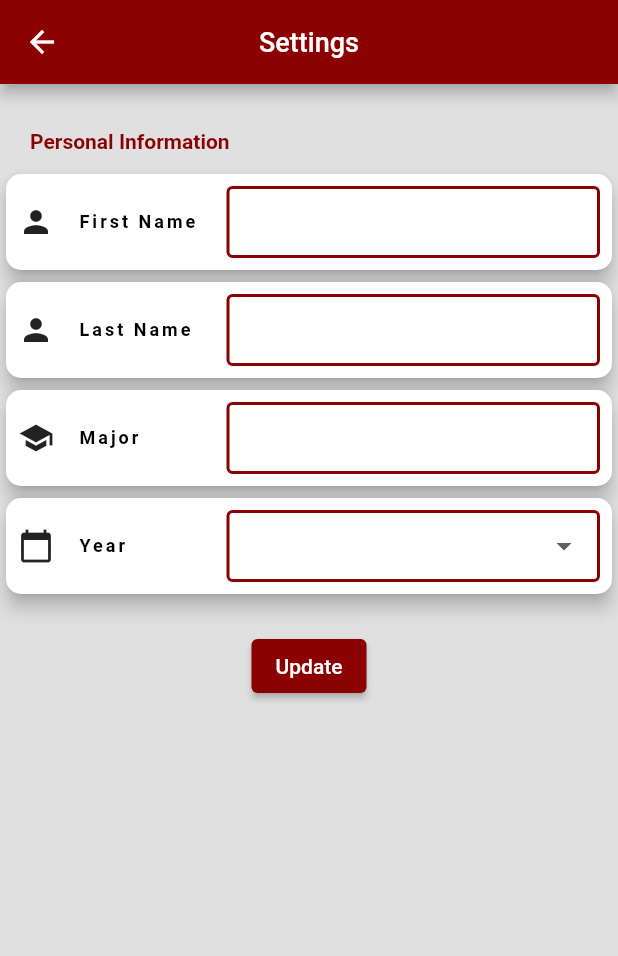
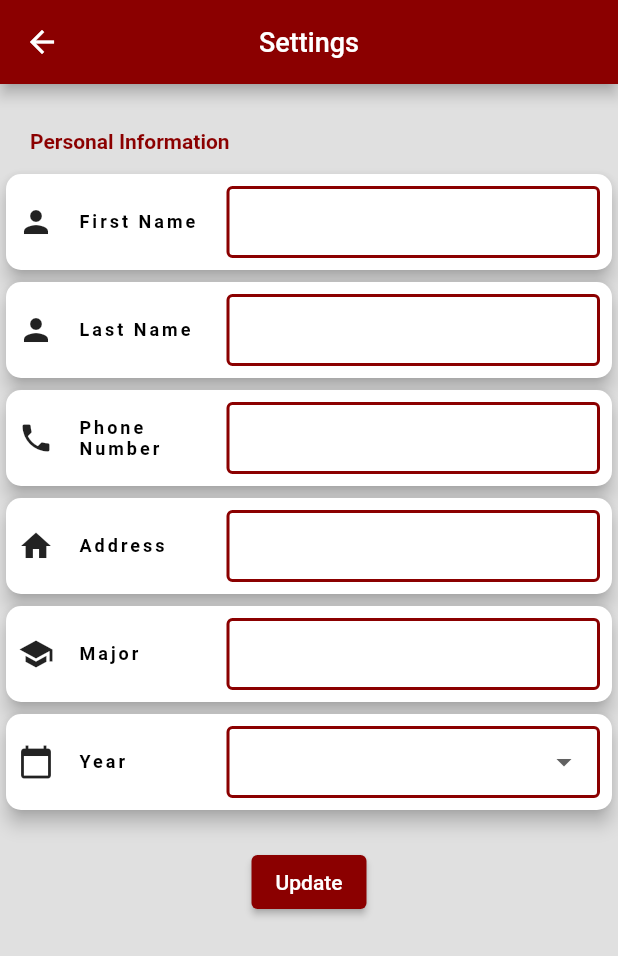
Before and after one commit to PGNTechChair/pgn_app, a Flutter app: the Settings screen opened directly, on a phone screen of 412 x 824 dp. Shown: the top 956 px of the screen. Run offline on Flutter 3.47's test engine with Material 2 defaults, Android fonts, the phone set to English and light mode, and no system bars; our stand-ins replace cloud_firestore, firebase_auth, firebase_core, flutter_spinkit, flutter_svg, google_fonts; missing offline and left inert: flutter_circular_text; accounts and stored records are empty.

Commit message:
Added fields for Address and Phone Number for users. Also gave ability to update these parameters in the settings.

```diff
--- a/lib/models/user.dart
+++ b/lib/models/user.dart
@@ -14,8 +14,10 @@ class UserData
   final String major;
   final String year;
   final String memberStatus;
+  final String phoneNumber;
+  final String address;
 
   UserData({required this.uid, required this.firstName,
-    required this.lastName, required this.major, required this.year, required this.memberStatus});
+    required this.lastName, required this.major, required this.year, required this.phoneNumber, required this.address, required this.memberStatus });
 
 }
--- a/lib/pages/settings.dart
+++ b/lib/pages/settings.dart
@@ -22,6 +22,9 @@ class _SettingsState extends State<Settings> {
   late String? _currentLastName = '';
   late String? _currentMajor = '';
   late String? _currentYear = '';
+  late String? _currentPhoneNumber = '';
+  late String? _currentAddress = '';
+  late String? _currentEmail = '';
 
   @override
   Widget build(BuildContext context) {
@@ -91,6 +94,30 @@ class _SettingsState extends State<Settings> {
                         ),
                       ),
                       CardWithLabel(
+                        label: "Phone Number",
+                        icon: Icon(Icons.phone),
+                        child: TextFormField(
+                          cursorColor: Colors.amber,
+                          initialValue: userData?.phoneNumber,
+                          decoration: textInputDecoration,
+                          validator: (val) =>
+                          val!.isEmpty ? "Please enter your last name" : null,
+                          onChanged: (val) => setState(() => _currentPhoneNumber = val),
+                        ),
+                      ),
+                      CardWithLabel(
+                        label: "Address",
+                        icon: Icon(Icons.home),
+                        child: TextFormField(
+                          cursorColor: Colors.amber,
+                          initialValue: userData?.address,
+                          decoration: textInputDecoration,
+                          validator: (val) =>
+                          val!.isEmpty ? "Please enter your last name" : null,
+                          onChanged: (val) => setState(() => _currentAddress = val),
+                        ),
+                      ),
+                      CardWithLabel(
                         label: "Major",
                         icon: Icon(Icons.school),
                         child: TextFormField(
@@ -142,6 +169,14 @@ class _SettingsState extends State<Settings> {
                             {
                               _currentLastName = null;
                             }
+                            if (_currentPhoneNumber == "")
+                            {
+                              _currentPhoneNumber = null;
+                            }
+                            if (_currentAddress == "")
+                            {
+                              _currentAddress = null;
+                            }
 
                             if(_formKey.currentState!.validate())
                             {
@@ -150,6 +185,8 @@ class _SettingsState extends State<Settings> {
                                   _currentYear ?? userData!.year,
                                   _currentFirstName ?? userData!.firstName,
                                   _currentLastName ?? userData!.lastName,
+                                  _currentPhoneNumber ?? userData!.phoneNumber,
+                                  _currentAddress ?? userData!.address,
                                   userData!.memberStatus ?? ''
                               );
                               if (mounted) Navigator.pop(context);
--- a/lib/services/auth.dart
+++ b/lib/services/auth.dart
@@ -44,8 +44,8 @@ class AuthService
 
 
   //register with email and password
-  Future registerWithEmailAndPassword(String email, String password, String major, String year, String firstName, String lastName, [String memberStatus = ""]
-    ) async {
+  Future registerWithEmailAndPassword(String email, String password, String major, String year, String firstName, String lastName, String phoneNumber, String address, [String memberStatus = ""]
+  ) async {
     try
     {
       UserCredential result = await _auth.createUserWithEmailAndPassword(
@@ -56,7 +56,8 @@ class AuthService
       User? user = result.user;
 
       //create a new document for the user with the uid
-      await DatabaseService(uid: user!.uid).updateUserData(major,year,firstName,lastName, memberStatus);
+      //await DatabaseService(uid: user!.uid).updateUserData(major,year,firstName,lastName, memberStatus);
+      await DatabaseService(uid: user!.uid).updateUserData(major,year,firstName,lastName, phoneNumber, address,memberStatus);
 
       return _userFromFirebaseUser(user);
     }
--- a/lib/services/database.dart
+++ b/lib/services/database.dart
@@ -13,7 +13,7 @@ class DatabaseService {
       .collection("pgnmembers");
 
   Future updateUserData(String major, String year, String firstName,
-      String lastName, [String memberStatus = ""]) async
+      String lastName, String phoneNumber, String address, [String memberStatus = ""]) async
   {
     if (memberStatus != "") {
       return await pgnCollection.doc(uid).set({
@@ -21,6 +21,8 @@ class DatabaseService {
         'year': year,
         'firstName': firstName,
         'lastName': lastName,
+        'phoneNumber' : phoneNumber,
+        'address' : address,
         'memberStatus': memberStatus,
       });
     }
@@ -32,6 +34,8 @@ class DatabaseService {
         'year': year,
         'firstName':firstName,
         'lastName':lastName,
+        'phoneNumber' : phoneNumber,
+        'address' : address,
         'memberStatus': memberStatus,
       });
   }
@@ -46,7 +50,7 @@ class DatabaseService {
         year: doc.get("year").toString() ?? '',
         firstName: doc.get("firstName").toString() ?? '',
         lastName: doc.get("lastName").toString() ?? '',
-        memberStatus: doc.get("memberStatus").toString() ?? ''
+        memberStatus: doc.get("memberStatus").toString() ?? '',
       );
     }).toList();
   }
@@ -60,8 +64,9 @@ class DatabaseService {
       lastName: snapshot.get("lastName") ?? '',
       major: snapshot.get("major") ?? '',
       year: snapshot.get("year") ?? '',
+      phoneNumber: snapshot.get("phoneNumber") ?? '',
+      address: snapshot.get("address") ?? '',
       memberStatus: snapshot.get("memberStatus") ?? '',
-
     );
   }
 
```
Also changed, not shown: lib/pages/signup.dart (+89 -1 lines).
